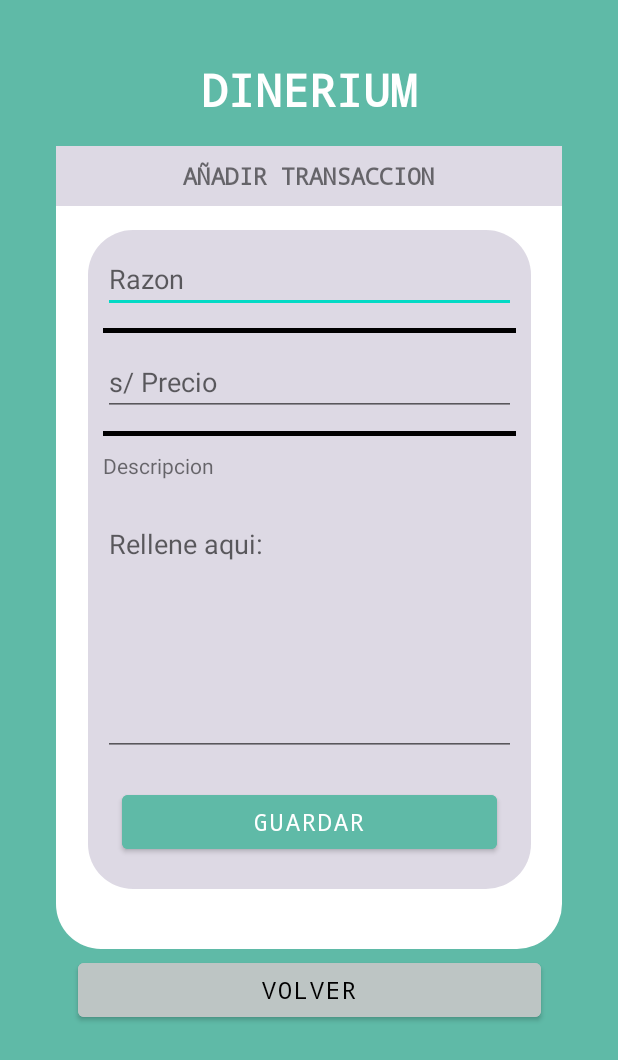
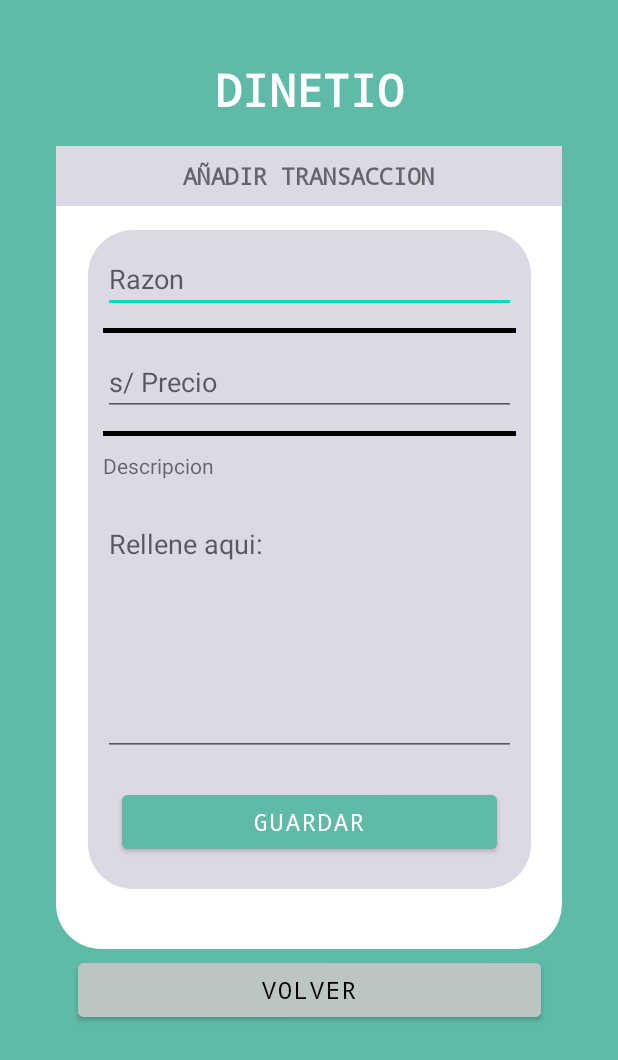
Before and after one commit to renatogrg/DineriumAplicacion, an Android app: the DetalleRegistro screen opened directly, with no data from a screen before it, on a phone screen of 412 x 824 dp. Shown: the top 1060 px of the screen. Run offline under Robolectric (Android 15) with nearby library versions, the phone set to English and light mode, and no system bars; our stand-ins replace Firebase (no records; nobody signed in at launch, a user with empty details on screens opened directly).

Commit message:
Nombre Dinetio

```diff
--- a/app/src/main/res/layout/activity_detalle_registro.xml
+++ b/app/src/main/res/layout/activity_detalle_registro.xml
@@ -33,7 +33,7 @@
                     android:layout_height="40dp"
                     android:typeface="monospace"
                     android:gravity="center"
-                    android:text="DINERIUM"
+                    android:text="DINETIO"
                     android:textColor="@color/white"
                     android:textSize="30dp"
                     android:textStyle="bold"
--- a/app/src/main/res/layout/activity_detalle_registro_categorias.xml
+++ b/app/src/main/res/layout/activity_detalle_registro_categorias.xml
@@ -32,7 +32,7 @@
                     android:layout_width="match_parent"
                     android:layout_height="40dp"
                     android:gravity="center"
-                    android:text="DINERIUM"
+                    android:text="DINETIO"
                     android:textColor="@color/white"
                     android:textSize="30dp"
                     android:textStyle="bold"
```
